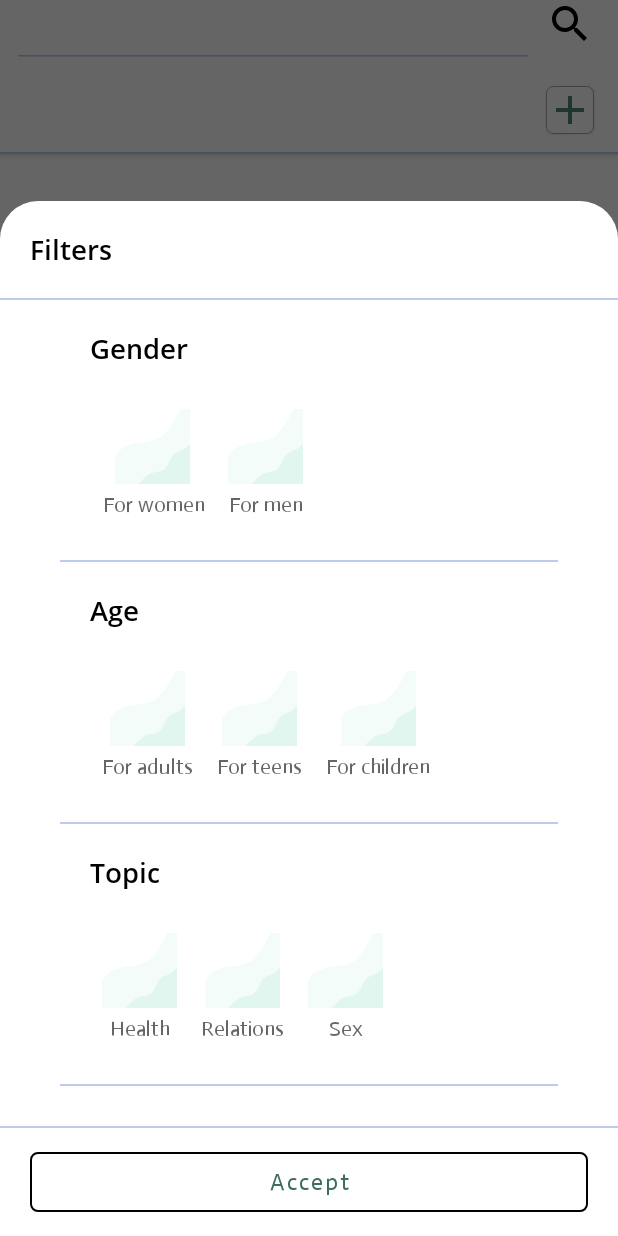
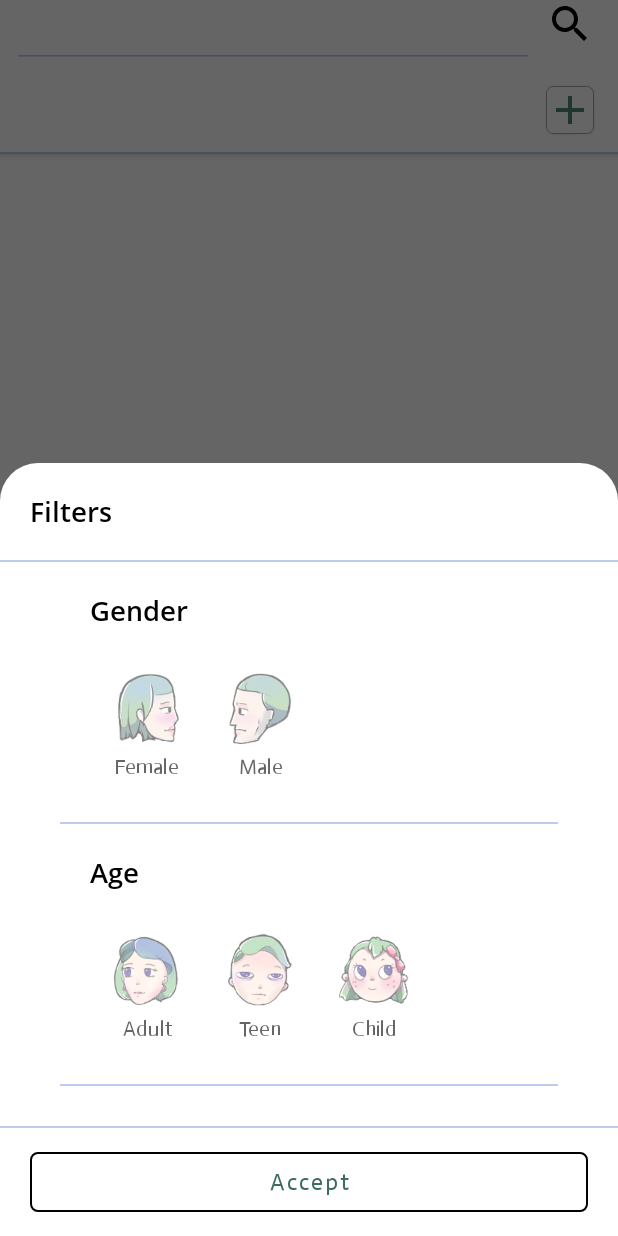
Before and after one commit to VoronDar/XApplication_kt, an Android app: the screen it shows after launch (MainActivity), after a tap on an icon or button, on a phone screen of 412 x 824 dp. Run offline under Robolectric (Android 15) with nearby library versions, the phone set to English and light mode, and no system bars; our stand-ins replace Dagger/Hilt's generated code, Firebase (no records; nobody signed in at launch, a user with empty details on screens opened directly), Room's generated code, Timber, data binding and 2 more; libraries missing offline, so code that uses them is left out: kotlin.jvm.functions; 1 statement that could not run was skipped; 1 other tap on this screen came first.

Commit message:
ArticleTag.kt: added iconId for all tags, changed titles. removed topic category

```diff
--- a/app/build.gradle
+++ b/app/build.gradle
@@ -17,7 +17,7 @@ android {
 
     defaultConfig {
         applicationId "com.astery.xapplication"
-        minSdk 26
+        minSdk 21
         targetSdk 31
         versionCode 1
         versionName "1.0"
--- a/app/src/main/java/com/astery/xapplication/model/entities/ArticleTag.kt
+++ b/app/src/main/java/com/astery/xapplication/model/entities/ArticleTag.kt
@@ -12,6 +12,7 @@ interface ArticleTag{
     val id:Int
     /** string resource id */
     val nameId:Int
+    val iconId:Int
 
 
     companion object{
@@ -54,14 +55,15 @@ enum class ArticleTagType{
             return AgeTag.values() as Array<ArticleTag>
         }
         override fun getNameId(): Int = R.string.ar_tag_type_age
-    },
+    }
+    /*,
     Topic {
         override fun getTagsForType(): Array<ArticleTag> {
             return TopicTag.values() as Array<ArticleTag>
         }
 
         override fun getNameId(): Int = R.string.ar_tag_type_topic
-    };
+    } */;
 
     abstract fun getTagsForType():Array<ArticleTag>
     abstract fun getNameId():Int
@@ -73,10 +75,12 @@ enum class GenderTag:ArticleTag {
     Woman{
          override val id = 0
          override val nameId = R.string.ar_tag_gender_woman
+            override val iconId = R.drawable.tag_woman
          },
     Man{
         override val id = 1
         override val nameId = R.string.ar_tag_gender_man
+        override val iconId = R.drawable.tag_man
     };
 }
 
@@ -86,24 +90,32 @@ enum class AgeTag:ArticleTag{
     Adult{
         override val id = 101
         override val nameId = R.string.ar_tag_age_adult
+        override val iconId = R.drawable.tag_adult
     }, Teen{
         override val id = 102
         override val nameId = R.string.ar_tag_age_teen
+        override val iconId = R.drawable.tag_teen
     },Child{
         override val id = 103
         override val nameId = R.string.ar_tag_age_child
+        override val iconId = R.drawable.tag_child
     }
 }
 
+/* TODO(I'll make you later)
 enum class TopicTag:ArticleTag{
     Health{
         override val id = 10001
         override val nameId = R.string.ar_tag_topic_health
+        override val iconId = R.drawable.event_placeholder
     }, Relations{
         override val id = 10002
         override val nameId = R.string.ar_tag_topic_relations
+        override val iconId = R.drawable.event_placeholder
     },Sex{
         override val id = 10003
         override val nameId = R.string.ar_tag_topic_sex
+        override val iconId = R.drawable.event_placeholder
     }
 }
+ */
--- a/app/src/main/java/com/astery/xapplication/ui/fragments/articlesList/SelectFilterAdapter.kt
+++ b/app/src/main/java/com/astery/xapplication/ui/fragments/articlesList/SelectFilterAdapter.kt
@@ -1,8 +1,10 @@
 package com.astery.xapplication.ui.fragments.articlesList
 
 import android.content.Context
+import android.graphics.drawable.Drawable
 import android.view.LayoutInflater
 import android.view.ViewGroup
+import androidx.core.content.ContextCompat
 import com.astery.xapplication.databinding.UnitFilterBinding
 import com.astery.xapplication.databinding.UnitSelectFilterBinding
 import com.astery.xapplication.databinding.UnitSelectTagWithTypeBinding
@@ -25,15 +27,20 @@ class SelectFilterAdapter(units: List<ArticleTag>?, context: Context, private va
     }
 
     override fun onBindViewHolder(h: BaseViewHolder, position: Int) {
+
+
         val binding = (h as ViewHolder).binding
         val unit = units!![position]
         val isSelected = selectedTags.contains(units!![position])
         binding.tag = unit
+        binding.drawable = ContextCompat.getDrawable(context, unit.iconId)
         binding.isSelected = isSelected
 
         binding.root.setOnClickListener {
             if (isSelected) selectedTags.remove(unit)
             else selectedTags.add(unit)
+            //
+            //notifyDataSetChanged()
             notifyItemChanged(position)
         }
     }
--- a/app/src/main/res/layout/unit_select_filter.xml
+++ b/app/src/main/res/layout/unit_select_filter.xml
@@ -7,10 +7,13 @@
                 <variable
                     name="isSelected"
                     type="java.lang.Boolean" />
+                <variable
+                    name="drawable"
+                    type="android.graphics.drawable.Drawable" />
         </data>
 <LinearLayout
     xmlns:android="http://schemas.android.com/apk/res/android"
-    android:layout_width="wrap_content"
+    android:layout_width="60dp"
     android:layout_height="wrap_content"
     android:id = "@+id/card"
     android:orientation="vertical"
@@ -18,9 +21,10 @@
         <ImageView
             android:layout_width="50dp"
             android:layout_height="50dp"
-            android:src="@drawable/event_placeholder"
+            android:alpha="@{isSelected ? 1f : 0.5f }"
+            android:src="@{drawable}"
             android:layout_gravity="center"
-            android:scaleType="fitXY"
+            android:scaleType="fitCenter"
             />
         <TextView
             android:textAlignment="center"
--- a/app/src/main/res/values/strings.xml
+++ b/app/src/main/res/values/strings.xml
@@ -43,12 +43,12 @@
     <string name="title_new_event">Add new event</string>
 
 
-    <string name="ar_tag_gender_man">For men</string>
-    <string name="ar_tag_gender_woman">For women</string>
+    <string name="ar_tag_gender_man">Male</string>
+    <string name="ar_tag_gender_woman">Female</string>
 
-    <string name="ar_tag_age_adult">For adults</string>
-    <string name="ar_tag_age_teen">For teens</string>
-    <string name="ar_tag_age_child">For children</string>
+    <string name="ar_tag_age_adult">Adult</string>
+    <string name="ar_tag_age_teen">Teen</string>
+    <string name="ar_tag_age_child">Child</string>
 
     <string name="ar_tag_topic_health">Health</string>
     <string name="ar_tag_topic_relations">Relations</string>
```
Also changed, not shown: app/src/main/res/drawable/tag_adult.png (added), app/src/main/res/drawable/tag_child.png (added), app/src/main/res/drawable/tag_man.png (added), app/src/main/res/drawable/tag_teen.png (added), app/src/main/res/drawable/tag_woman.png (added).
